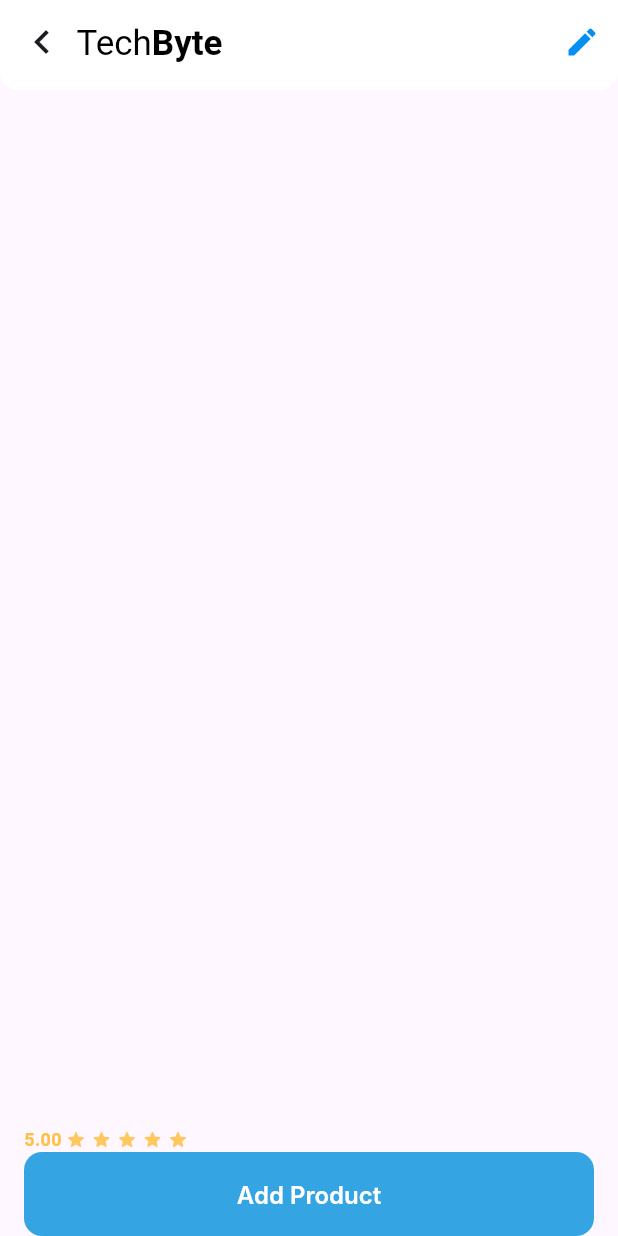
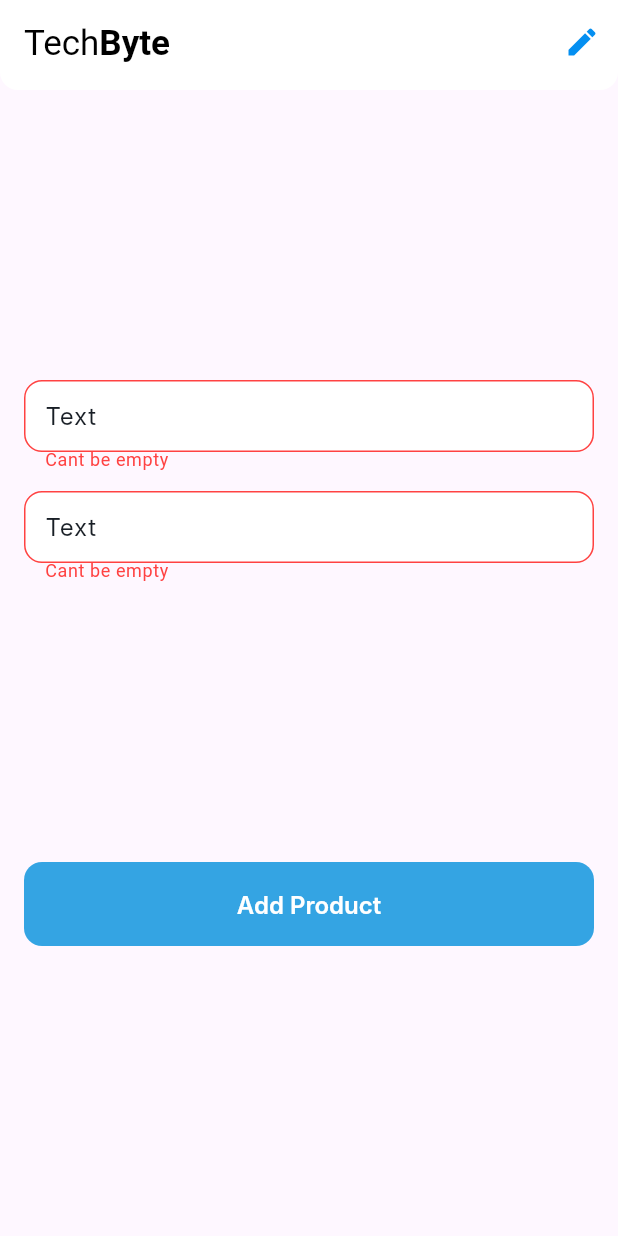
Before and after one commit to damjan-Igrowth/INT-Milan_Zezelj-Shop, a Flutter app: the screen it shows after launch, after a tap on "Add Product", on a phone screen of 412 x 824 dp. Run offline on Flutter 3.47's test engine with Material 3 defaults, Android fonts, the phone set to English and light mode, and no system bars; Roboto replaces fonts that are missing (Inter, Poppins).

Commit message:
Added text input widget

```diff
--- a/lib/screens/home_screen.dart
+++ b/lib/screens/home_screen.dart
@@ -4,6 +4,7 @@ import 'package:tech_byte/utils/constants.dart';
 import 'package:tech_byte/widgets/app_bar_widget.dart';
 import 'package:tech_byte/widgets/button_widget.dart';
 import 'package:tech_byte/widgets/rating_widget.dart';
+import 'package:tech_byte/widgets/text_input_widget.dart';
 
 class HomeScreen extends StatefulWidget {
   const HomeScreen({super.key});
@@ -13,6 +14,8 @@ class HomeScreen extends StatefulWidget {
 }
 
 class _HomeScreenState extends State<HomeScreen> {
+  TextEditingController _textEditingController = TextEditingController();
+  final _formKey = GlobalKey<FormState>();
   @override
   Widget build(BuildContext context) {
     return Scaffold(
@@ -46,14 +49,45 @@ class _HomeScreenState extends State<HomeScreen> {
         child: SafeArea(
           child: Center(
               child: Column(
-            mainAxisAlignment: MainAxisAlignment.end,
+            mainAxisAlignment: MainAxisAlignment.spaceEvenly,
             children: [
-              TBRating(rating: 5),
+              Form(
+                key: _formKey,
+                child: Column(
+                  children: [
+                    TBTextInput(
+                      textEditingController: _textEditingController,
+                      label: "Text",
+                      validator: (value) {
+                        if (value == "") {
+                          return "Cant be empty";
+                        }
+                        return null;
+                      },
+                    ),
+                    SizedBox(
+                      height: 20,
+                    ),
+                    TBTextInput(
+                      textEditingController: TextEditingController(),
+                      label: "Text",
+                      validator: (value) {
+                        if (value == "") {
+                          return "Cant be empty";
+                        }
+                        return null;
+                      },
+                    ),
+                  ],
+                ),
+              ),
               TBButton(
                 type: TBButtonType.filled,
                 onPressed: () {
-                  Navigator.of(context).push(MaterialPageRoute(
-                      builder: (context) => const HomeScreen()));
+                  if (_formKey.currentState!.validate()) {
+                    Navigator.of(context).push(MaterialPageRoute(
+                        builder: (context) => const HomeScreen()));
+                  }
                 },
                 text: "Add Product",
               ),
--- a/lib/utils/colors.dart
+++ b/lib/utils/colors.dart
@@ -6,6 +6,7 @@ class TBColor {
   static _TBAppBarColor appBar = _TBAppBarColor();
   static _TBButtonColor button = _TBButtonColor();
   static _TBRatingColor rating = _TBRatingColor();
+  static _TBTextInputColor textInput = _TBTextInputColor();
 }
 
 class _TBAppBarColor {
@@ -33,3 +34,12 @@ class _TBRatingColor {
     const Color(0xFFC0C0C0)
   ];
 }
+
+class _TBTextInputColor {
+  final grey = const Color(0xFF7B828A);
+  final black = const Color(0xFF181E25);
+  final purple = const Color(0xFF7E44F8);
+  final red = const Color(0xFFFF4242);
+  final disabledFillColor = const Color(0xFFF3F4F8);
+  final lightGrey = const Color(0xFFC9D2DE);
+}
--- a/lib/utils/constants.dart
+++ b/lib/utils/constants.dart
@@ -6,6 +6,7 @@ class TBDimensions {
   static _TBSectionDimensions section = _TBSectionDimensions();
   static _TBRatingDimensions rating = _TBRatingDimensions();
   static _TBAppBarDimensions appBar = _TBAppBarDimensions();
+  static _TBTextInputDimensions textInput = _TBTextInputDimensions();
 }
 
 class _TBButtonDimensions {
@@ -27,6 +28,7 @@ class _TBIconDimensions {
 class _TBSectionDimensions {
   final titlePadding = 12.0;
 }
+
 class _TBRatingDimensions {
   final gapSize = 2.0;
   final size = 15.0;
@@ -38,3 +40,9 @@ class _TBAppBarDimensions {
   final titleFontSize = 20.0;
   final specialTitleFontSize = 23.33;
 }
+
+class _TBTextInputDimensions {
+  final borderRadius = 12.0;
+  final verticalContentPadding = 10.0;
+  final horizontalContentPadding = 20.0;
+}
--- /dev/null
+++ b/lib/widgets/text_input_widget.dart
@@ -0,0 +1,151 @@
+import 'package:flutter/material.dart';
+import 'package:tech_byte/utils/colors.dart';
+import 'package:tech_byte/utils/constants.dart';
+
+class TBTextInput extends StatefulWidget {
+  final TextEditingController textEditingController;
+  final String label;
+  final String? Function(String?)? validator;
+  final bool? enabled;
+  const TBTextInput(
+      {super.key,
+      required this.textEditingController,
+      required this.label,
+      this.validator,
+      this.enabled});
+
+  @override
+  State<TBTextInput> createState() => _TBTextInputState();
+}
+
+class _TBTextInputState extends State<TBTextInput> {
+  final FocusNode _focusNode = FocusNode();
+  @override
+  void initState() {
+    super.initState();
+  }
+
+  @override
+  Widget build(BuildContext context) {
+    return TextFormField(
+      enabled: widget.enabled,
+      onTapOutside: (event) {
+        _focusNode.unfocus();
+      },
+      validator: widget.validator,
+      controller: widget.textEditingController,
+      focusNode: _focusNode,
+      style: MaterialStateTextStyle.resolveWith(
+        (states) {
+          if (states.contains(MaterialState.disabled)) {
+            return TextStyle(
+                color: TBColor.textInput.grey,
+                fontFamily: "Inter",
+                fontSize: 16,
+                fontWeight: FontWeight.w600);
+          }
+
+          return TextStyle(
+              color: TBColor.textInput.black,
+              fontFamily: "Inter",
+              fontSize: 16,
+              fontWeight: FontWeight.w600);
+        },
+      ),
+      decoration: InputDecoration(
+        filled: true,
+        contentPadding: EdgeInsets.symmetric(
+            vertical: TBDimensions.textInput.verticalContentPadding,
+            horizontal: TBDimensions.textInput.verticalContentPadding),
+        labelText: widget.label,
+        labelStyle: MaterialStateTextStyle.resolveWith((states) {
+          if (states.contains(MaterialState.disabled)) {
+            return TextStyle(
+              color: TBColor.textInput.grey,
+              fontFamily: "Inter",
+              fontSize: 12,
+              fontWeight: FontWeight.w400,
+            );
+          }
+          if (states.contains(MaterialState.error) &&
+              states.contains(MaterialState.focused)) {
+            return TextStyle(
+              color: TBColor.textInput.red,
+              fontFamily: "Inter",
+              fontSize: 12,
+              fontWeight: FontWeight.w400,
+            );
+          }
+          if (states.contains(MaterialState.focused)) {
+            return TextStyle(
+              color: TBColor.textInput.purple,
+              fontFamily: "Inter",
+              fontSize: 12,
+              fontWeight: FontWeight.w400,
+            );
+          }
+          return TextStyle(
+            color: TBColor.textInput.black,
+            fontFamily: "Inter",
+            fontSize: 16,
+            fontWeight: FontWeight.w400,
+          );
+        }),
+        fillColor: MaterialStateColor.resolveWith(
+          (states) {
+            if (states.contains(MaterialState.disabled)) {
+              return TBColor.textInput.disabledFillColor;
+            }
+            return Colors.white;
+          },
+        ),
+        enabledBorder: OutlineInputBorder(
+          borderRadius:
+              BorderRadius.circular(TBDimensions.textInput.borderRadius),
+          borderSide: BorderSide(
+            color: TBColor.textInput.lightGrey,
+            width: 1,
+          ),
+        ),
+        disabledBorder: OutlineInputBorder(
+          borderRadius:
+              BorderRadius.circular(TBDimensions.textInput.borderRadius),
+          borderSide: BorderSide(
+            color: TBColor.textInput.lightGrey,
+            width: 1,
+          ),
+        ),
+        focusedBorder: OutlineInputBorder(
+          borderRadius:
+              BorderRadius.circular(TBDimensions.textInput.borderRadius),
+          borderSide: BorderSide(
+            color: TBColor.textInput.purple,
+            width: 1,
+          ),
+        ),
+        errorBorder: OutlineInputBorder(
+          borderRadius:
+              BorderRadius.circular(TBDimensions.textInput.borderRadius),
+          borderSide: BorderSide(
+            color: TBColor.textInput.red,
+            width: 1,
+          ),
+        ),
+        focusedErrorBorder: OutlineInputBorder(
+          borderRadius:
+              BorderRadius.circular(TBDimensions.textInput.borderRadius),
+          borderSide: BorderSide(
+            color: TBColor.textInput.red,
+            width: 1,
+          ),
+        ),
+        errorStyle: TextStyle(
+          color: TBColor.textInput.red,
+          fontSize: 12,
+          fontWeight: FontWeight.w400,
+          height: 0.2,
+        ),
+      ),
+    );
+  }
+}
```
